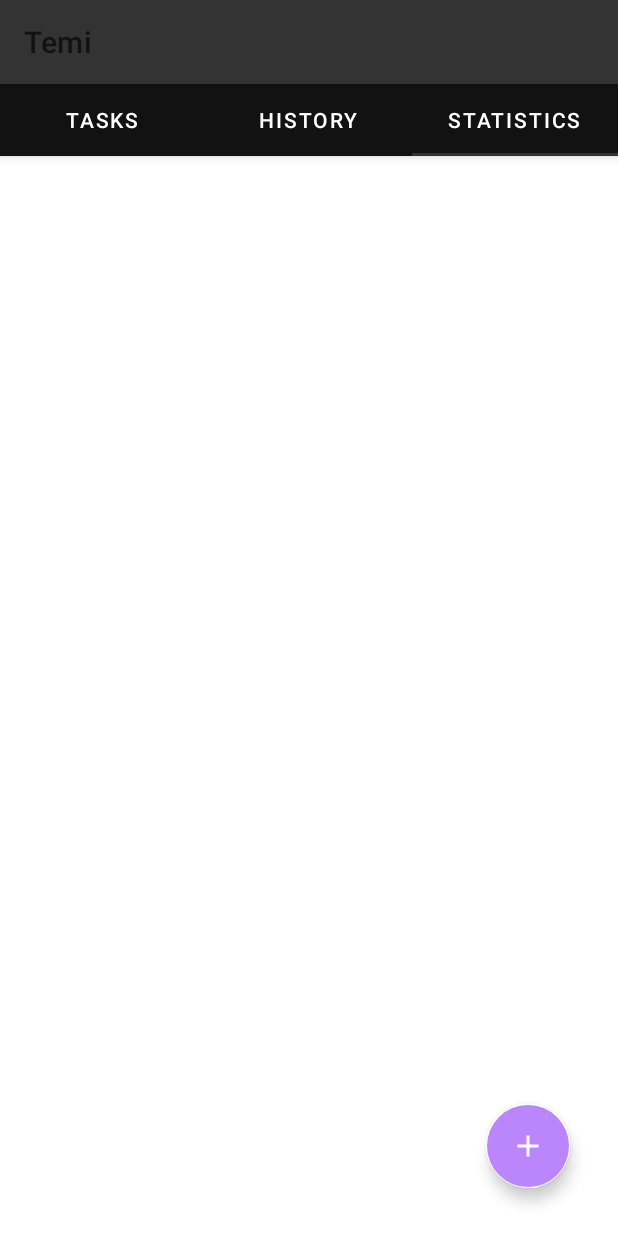
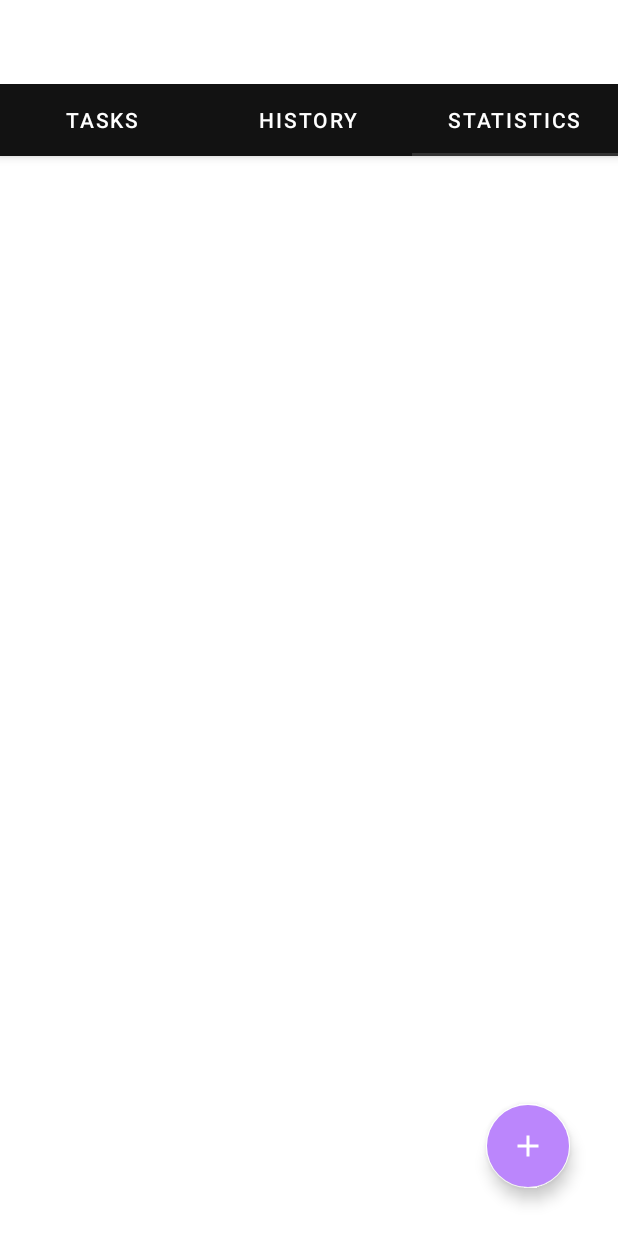
Before and after one commit to rafaelmotaalves/android-time-tracker, an Android app: the screen it shows after launch (MainActivity), tab 3 chosen, on a phone screen of 412 x 824 dp. Run offline under Robolectric (Android 15) with nearby library versions, the phone set to English and light mode, and no system bars; our stand-ins replace Room's generated code; libraries missing offline, so code that uses them is left out: com.google.maps.android; 2 statements that could not run were skipped.

Commit message:
Fix appbar buttons colors in moto g8

```diff
--- a/app/src/main/res/layout/activity_main.xml
+++ b/app/src/main/res/layout/activity_main.xml
@@ -17,7 +17,7 @@
             android:layout_height="?attr/actionBarSize"
             app:title="Temi"
             app:menu="@menu/main_menu"
-            style="@style/Widget.MaterialComponents.Toolbar.Primary"
+            style="@style/Theme.TimeTracker.ActionBar"
             />
 
         <com.google.android.material.tabs.TabLayout
--- a/app/src/main/res/values-night/themes.xml
+++ b/app/src/main/res/values-night/themes.xml
@@ -14,6 +14,7 @@
         <item name="android:statusBarColor" tools:targetApi="l">?attr/colorPrimaryVariant</item>
         <item name="android:textColor" tools:targetApi="1">?attr/colorSecondary</item>
         <item name="android:listDivider" tools:targetApi="1">@drawable/divider</item>
+
         <item name="windowActionBar">false</item>
         <item name="windowNoTitle">true</item>
     </style>
@@ -32,4 +33,8 @@
         <item name="android:windowEnterAnimation">@anim/slide_up</item>
         <item name="android:windowExitAnimation">@anim/slide_down</item>
     </style>
+
+    <style name="Theme.TimeTracker.ActionBar" parent="Widget.MaterialComponents.Toolbar.Surface">
+        <item name="titleTextColor">@color/white</item>
+    </style>
 </resources>
--- a/app/src/main/res/values/themes.xml
+++ b/app/src/main/res/values/themes.xml
@@ -14,6 +14,7 @@
         <item name="android:statusBarColor" tools:targetApi="l">?attr/colorPrimaryVariant</item>
         <item name="android:textColor" tools:targetApi="1">?attr/colorSecondary</item>
         <item name="android:listDivider" tools:targetApi="1">@drawable/divider</item>
+
         <item name="windowActionBar">false</item>
         <item name="windowNoTitle">true</item>
     </style>
@@ -32,4 +33,8 @@
         <item name="android:windowEnterAnimation">@anim/slide_up</item>
         <item name="android:windowExitAnimation">@anim/slide_down</item>
     </style>
+
+    <style name="Theme.TimeTracker.ActionBar" parent="Widget.MaterialComponents.Toolbar.Surface">
+        <item name="titleTextColor">@color/white</item>
+    </style>
 </resources>
```
